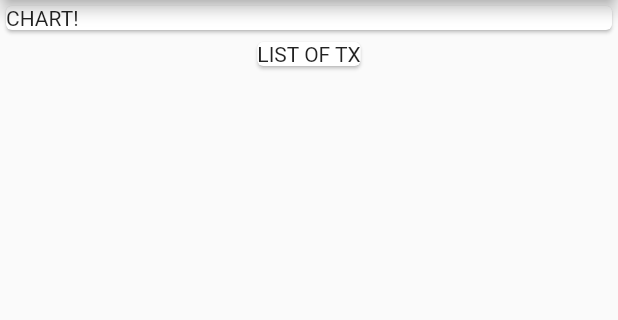
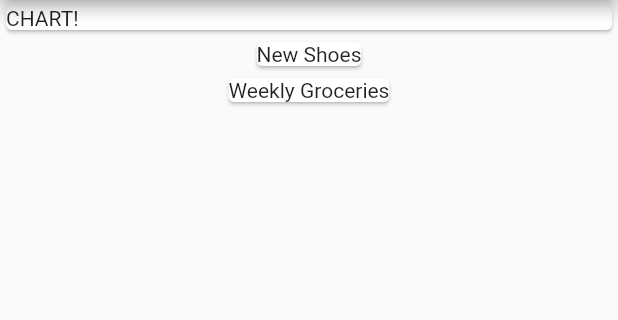
Before and after one commit to pulkitkhandelwal29/Expense-Tracker-App, a Flutter app: the screen it shows after launch, on a phone screen of 412 x 824 dp, the part 84-404 px from its top. Run offline on Flutter 3.47's test engine with Material 2 defaults, Android fonts, the phone set to English and light mode, and no system bars.

Commit message:
Mapping data to widgets

```diff
--- a/lib/main.dart
+++ b/lib/main.dart
@@ -46,9 +46,13 @@ class MyHomePage extends StatelessWidget {
               child: Text('CHART!'),
             ),
           ),
-          Card(
-            child: Text('LIST OF TX'),
-          ),
+          //Mapping data to widget using map()
+          Column(
+              children: transactions.map((tx) {
+            return Card(
+              child: Text(tx.title),
+            );
+          }).toList())
         ],
       ),
     );
```
